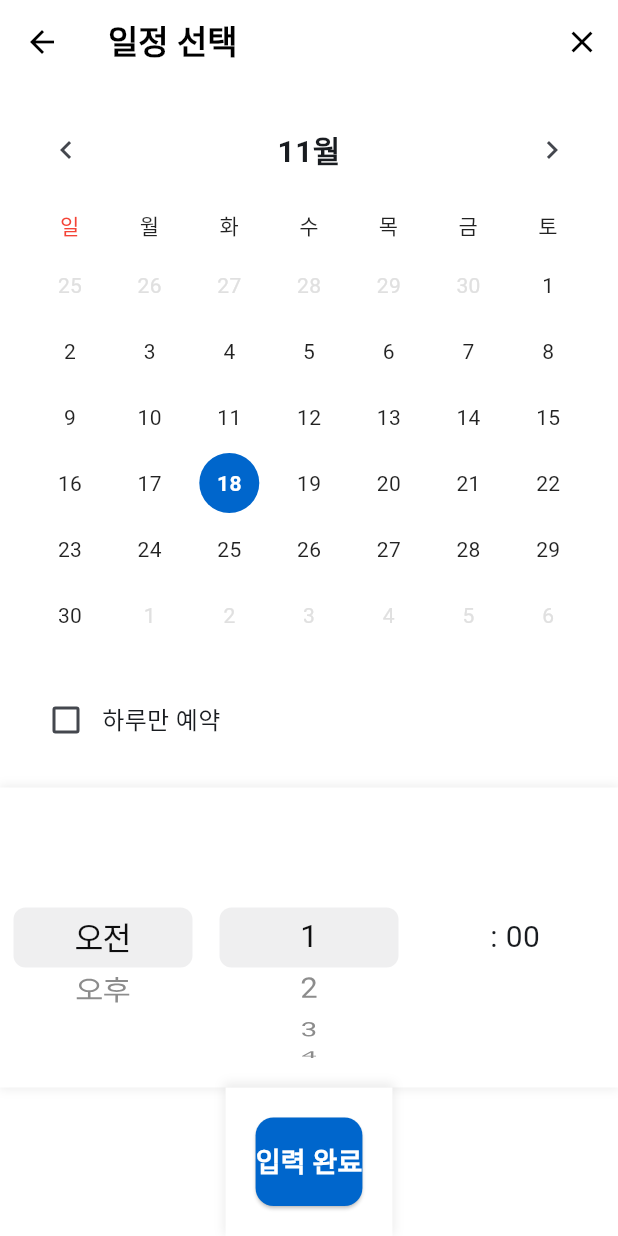
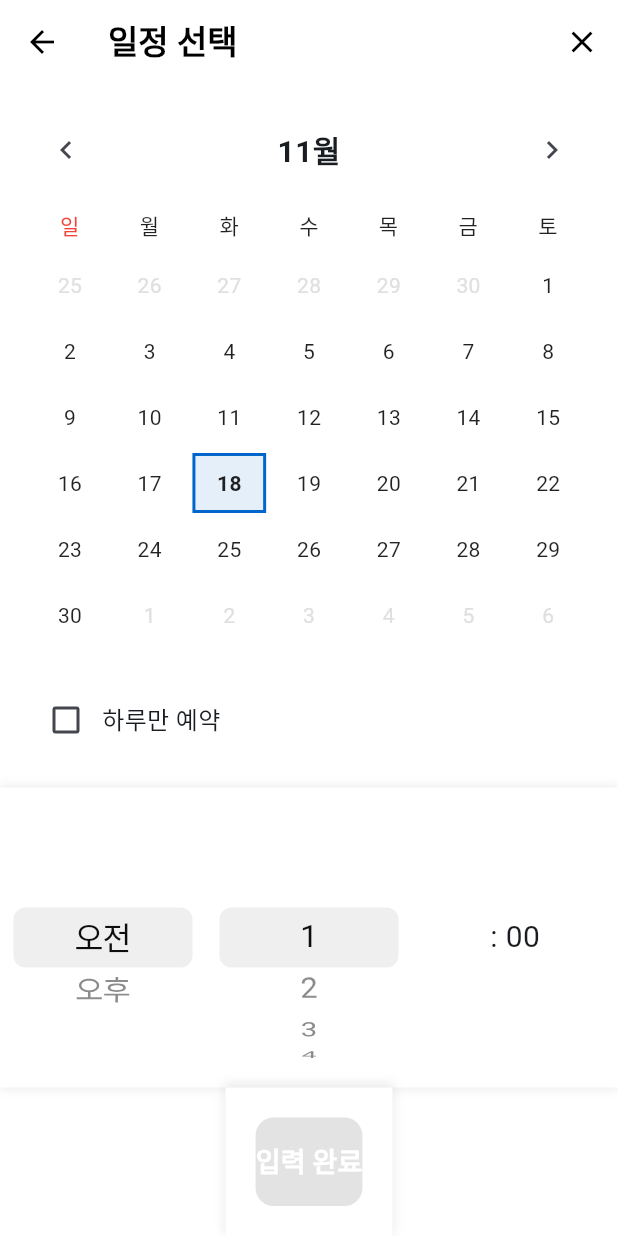
Before and after one commit to wildriver1105/allatonce, a Flutter app: the ScheduleSelectionScreen screen opened directly, on a phone screen of 412 x 824 dp. Run offline on Flutter 3.47's test engine with Material 3 defaults, Android fonts, the phone set to English and light mode, and no system bars; our stand-ins replace file_picker, flutter_dotenv, shared_preferences; missing offline and left inert: gpt_markdown; accounts and stored records are empty.

Commit message:
Scheduling created

```diff
--- a/lib/screens/schedule_selection_screen.dart
+++ b/lib/screens/schedule_selection_screen.dart
@@ -10,7 +10,8 @@ class ScheduleSelectionScreen extends StatefulWidget {
 }
 
 class _ScheduleSelectionScreenState extends State<ScheduleSelectionScreen> {
-  DateTime _selectedDate = DateTime.now();
+  DateTime? _startDate;
+  DateTime? _endDate;
   DateTime _currentMonth = DateTime.now();
   bool _oneDayOnly = false;
 
@@ -105,6 +106,7 @@ class _ScheduleSelectionScreenState extends State<ScheduleSelectionScreen> {
                             setState(() {
                               _oneDayOnly = value ?? false;
                               if (_oneDayOnly) {
+                                _endDate = _startDate;
                                 _endTime = _startTime;
                               }
                             });
@@ -118,10 +120,15 @@ class _ScheduleSelectionScreenState extends State<ScheduleSelectionScreen> {
                     ),
                     const SizedBox(height: 24),
                     // 시작일 선택
-                    _buildDateTimeSelector(
+                    _buildDateSelector(
                       label: '시작일 선택',
+                      date: _startDate,
                       time: _startTime,
-                      onTap: () {
+                      isSelected: false,
+                      onDateTap: () {
+                        // 날짜는 캘린더에서 선택
+                      },
+                      onTimeTap: () {
                         setState(() {
                           _isSelectingStartTime = true;
                           _showTimePicker = true;
@@ -130,10 +137,15 @@ class _ScheduleSelectionScreenState extends State<ScheduleSelectionScreen> {
                     ),
                     const SizedBox(height: 16),
                     // 끝나는 날 선택
-                    _buildDateTimeSelector(
+                    _buildDateSelector(
                       label: '끝나는 날 선택',
+                      date: _endDate,
                       time: _endTime,
-                      onTap: () {
+                      isSelected: false,
+                      onDateTap: () {
+                        // 날짜는 캘린더에서 선택
+                      },
+                      onTimeTap: () {
                         setState(() {
                           _isSelectingStartTime = false;
                           _showTimePicker = true;
@@ -162,19 +174,22 @@ class _ScheduleSelectionScreenState extends State<ScheduleSelectionScreen> {
                 ],
               ),
               child: ElevatedButton(
-                onPressed: () {
+                onPressed: (_startDate != null && (_oneDayOnly || _endDate != null))
+                    ? () {
                         final displayText = _oneDayOnly
-                      ? '${_selectedDate.month}/${_selectedDate.day} ${_formatTime(_startTime)}'
-                      : '${_selectedDate.month}/${_selectedDate.day} ${_formatTime(_startTime)} - ${_formatTime(_endTime)}';
+                            ? '${_startDate!.month}/${_startDate!.day} ${_formatTime(_startTime)}'
+                            : '${_startDate!.month}/${_startDate!.day} ${_formatTime(_startTime)} - ${_endDate!.month}/${_endDate!.day} ${_formatTime(_endTime)}';
 
                         Navigator.pop(context, {
                           'display': displayText,
-                    'startDate': _selectedDate,
+                          'startDate': _startDate,
+                          'endDate': _endDate ?? _startDate,
                           'startTime': _startTime,
                           'endTime': _endTime,
                           'oneDayOnly': _oneDayOnly,
                         });
-                },
+                      }
+                    : null,
                 style: ElevatedButton.styleFrom(
                   backgroundColor: AppColors.primary,
                   padding: const EdgeInsets.symmetric(vertical: 16),
@@ -237,10 +252,24 @@ class _ScheduleSelectionScreenState extends State<ScheduleSelectionScreen> {
     // 현재 달의 날들
     for (int day = 1; day <= daysInMonth; day++) {
       final date = DateTime(_currentMonth.year, _currentMonth.month, day);
-      final isSelected = date.year == _selectedDate.year &&
-          date.month == _selectedDate.month &&
-          date.day == _selectedDate.day;
-      dayWidgets.add(_buildDayCell(day, isCurrentMonth: true, isSelected: isSelected));
+      final isStartDate = _startDate != null &&
+          date.year == _startDate!.year &&
+          date.month == _startDate!.month &&
+          date.day == _startDate!.day;
+      final isEndDate = _endDate != null &&
+          date.year == _endDate!.year &&
+          date.month == _endDate!.month &&
+          date.day == _endDate!.day;
+      final isInRange = _startDate != null && _endDate != null &&
+          !date.isBefore(_startDate!) && !date.isAfter(_endDate!) &&
+          !isStartDate && !isEndDate;
+      dayWidgets.add(_buildDayCell(
+        day,
+        isCurrentMonth: true,
+        isStartDate: isStartDate,
+        isEndDate: isEndDate,
+        isInRange: isInRange,
+      ));
     }
 
     // 다음 달의 첫 날들
@@ -263,17 +292,53 @@ class _ScheduleSelectionScreenState extends State<ScheduleSelectionScreen> {
     );
   }
 
-  Widget _buildDayCell(int day, {required bool isCurrentMonth, bool isSelected = false}) {
+  Widget _buildDayCell(
+    int day, {
+    required bool isCurrentMonth,
+    bool isStartDate = false,
+    bool isEndDate = false,
+    bool isInRange = false,
+  }) {
+    final date = DateTime(_currentMonth.year, _currentMonth.month, day);
     final isToday = isCurrentMonth &&
         day == DateTime.now().day &&
         _currentMonth.month == DateTime.now().month &&
         _currentMonth.year == DateTime.now().year;
 
+    final isSelected = isStartDate || isEndDate;
+
     return GestureDetector(
       onTap: isCurrentMonth
           ? () {
               setState(() {
-                _selectedDate = DateTime(_currentMonth.year, _currentMonth.month, day);
+                final selectedDate = DateTime(_currentMonth.year, _currentMonth.month, day);
+
+                if (_oneDayOnly) {
+                  // 하루만 예약인 경우
+                  _startDate = selectedDate;
+                  _endDate = selectedDate;
+                } else {
+                  // 일반적인 날짜 범위 선택
+                  if (_startDate == null) {
+                    // 첫 번째 클릭: 시작일로 설정
+                    _startDate = selectedDate;
+                    _endDate = null;
+                  } else if (_endDate == null) {
+                    // 두 번째 클릭
+                    if (selectedDate.isAfter(_startDate!) || selectedDate.isAtSameMomentAs(_startDate!)) {
+                      // 시작일보다 뒤거나 같으면 끝날짜로 설정
+                      _endDate = selectedDate;
+                    } else {
+                      // 시작일보다 앞이면 새로운 시작일로 설정
+                      _startDate = selectedDate;
+                      _endDate = null;
+                    }
+                  } else {
+                    // 이미 범위가 선택된 경우: 새로운 시작일로 설정
+                    _startDate = selectedDate;
+                    _endDate = null;
+                  }
+                }
               });
             }
           : null,
@@ -281,10 +346,13 @@ class _ScheduleSelectionScreenState extends State<ScheduleSelectionScreen> {
         height: 40,
         margin: const EdgeInsets.all(2),
         decoration: BoxDecoration(
-          shape: BoxShape.circle,
+          shape: isSelected ? BoxShape.circle : BoxShape.rectangle,
+          borderRadius: isSelected ? null : BorderRadius.circular(0),
           color: isSelected
               ? AppColors.primary
-              : isToday
+              : isInRange
+                  ? AppColors.primary.withOpacity(0.2)
+                  : isToday && !isSelected
                       ? AppColors.primary.withOpacity(0.1)
                       : Colors.transparent,
           border: isToday && !isSelected
@@ -309,29 +377,65 @@ class _ScheduleSelectionScreenState extends State<ScheduleSelectionScreen> {
     );
   }
 
-  Widget _buildDateTimeSelector({
+  Widget _buildDateSelector({
     required String label,
+    required DateTime? date,
     required TimeOfDay time,
-    required VoidCallback onTap,
+    required bool isSelected,
+    required VoidCallback onDateTap,
+    required VoidCallback onTimeTap,
   }) {
-    return InkWell(
-      onTap: onTap,
-      child: Container(
+    return Container(
       padding: const EdgeInsets.all(16),
       decoration: BoxDecoration(
-          border: Border.all(color: Colors.grey[300]!),
+        border: Border.all(
+          color: isSelected ? AppColors.primary : Colors.grey[300]!,
+          width: isSelected ? 2 : 1,
+        ),
         borderRadius: BorderRadius.circular(12),
       ),
-        child: Row(
-          mainAxisAlignment: MainAxisAlignment.spaceBetween,
+      child: Column(
+        crossAxisAlignment: CrossAxisAlignment.start,
         children: [
           Text(
             label,
-              style: const TextStyle(
+            style: TextStyle(
               fontSize: 16,
               fontWeight: FontWeight.w500,
+              color: isSelected ? AppColors.primary : Colors.black87,
             ),
           ),
+          const SizedBox(height: 8),
+          Row(
+            mainAxisAlignment: MainAxisAlignment.spaceBetween,
+            children: [
+              InkWell(
+                onTap: onDateTap,
+                child: Row(
+                  children: [
+                    Text(
+                      date != null
+                          ? '${date.month}/${date.day}'
+                          : '날짜 선택',
+                      style: TextStyle(
+                        fontSize: 16,
+                        color: date != null ? Colors.black87 : Colors.grey[600],
+                        fontWeight: date != null ? FontWeight.w500 : FontWeight.normal,
+                      ),
+                    ),
+                    const SizedBox(width: 8),
+                    Icon(
+                      Icons.calendar_today,
+                      size: 18,
+                      color: Colors.grey[600],
+                    ),
+                  ],
+                ),
+              ),
+              InkWell(
+                onTap: onTimeTap,
+                child: Row(
+                  children: [
                     Text(
                       _formatTime(time),
                       style: const TextStyle(
@@ -339,8 +443,18 @@ class _ScheduleSelectionScreenState extends State<ScheduleSelectionScreen> {
                         color: Colors.black87,
                       ),
                     ),
+                    const SizedBox(width: 8),
+                    Icon(
+                      Icons.access_time,
+                      size: 18,
+                      color: Colors.grey[600],
+                    ),
                   ],
                 ),
+              ),
+            ],
+          ),
+        ],
       ),
     );
   }
```
Lines whose indentation alone changed are shown as unchanged.
